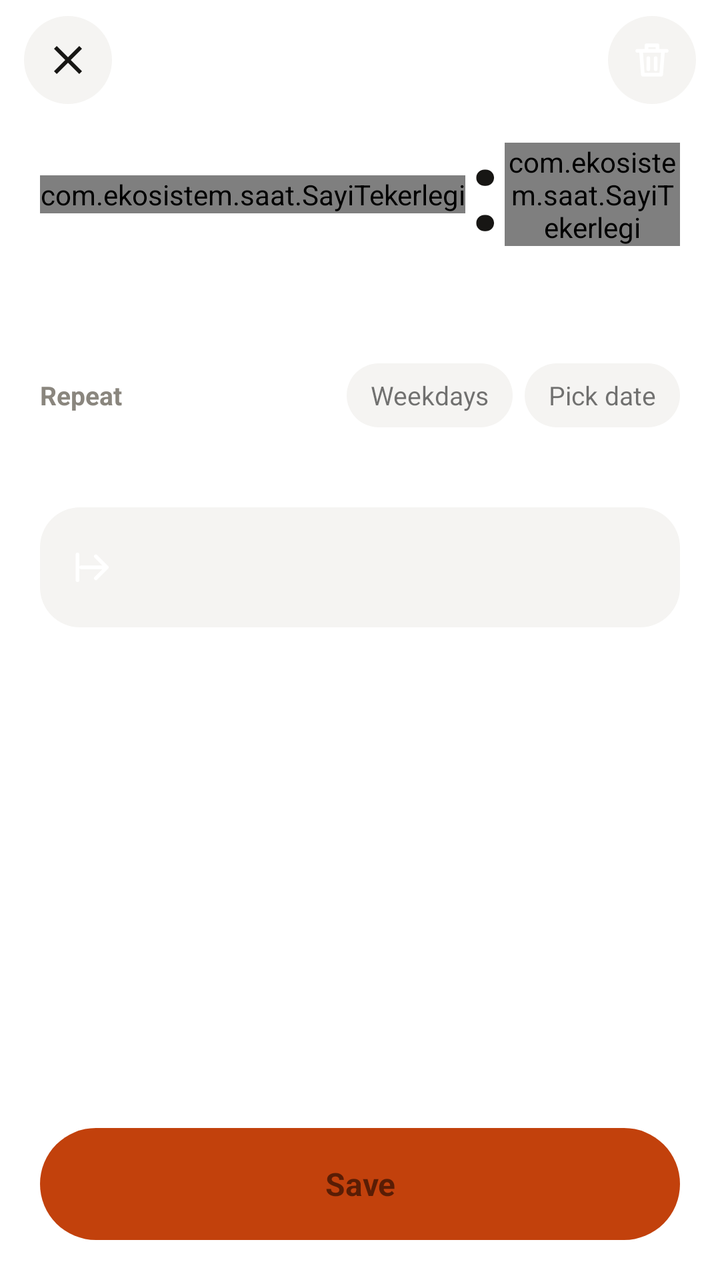
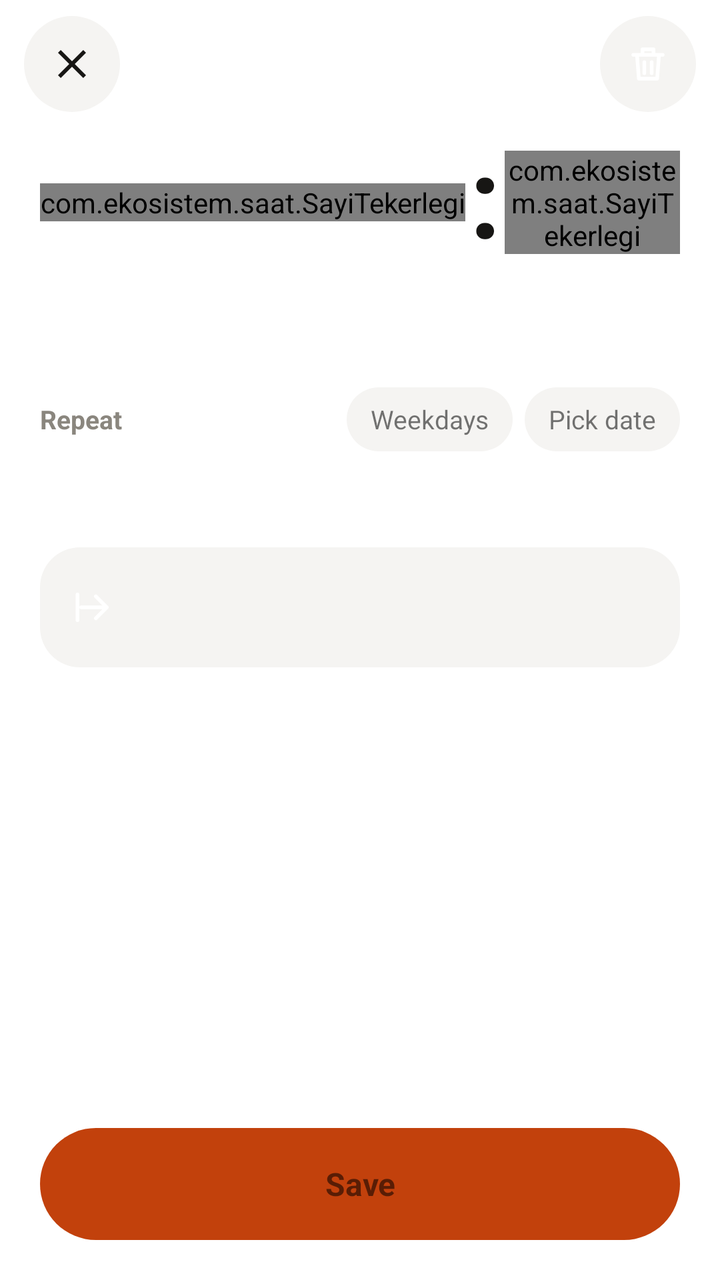

An Android layout rendered at two revisions. The XML below is the earlier revision; the diff shows what the commit changed to produce the second picture.
<!-- AndroidManifest.xml: application theme Theme.Saat -->
<!-- res/layout/activity_duzenle.xml -->
<?xml version="1.0" encoding="utf-8"?>
<FrameLayout xmlns:android="http://schemas.android.com/apk/res/android"
    xmlns:app="http://schemas.android.com/apk/res-auto"
    android:layout_width="match_parent"
    android:layout_height="match_parent"
    android:background="@color/zemin"
    android:fitsSystemWindows="true">

    <LinearLayout
        android:layout_width="match_parent"
        android:layout_height="match_parent"
        android:orientation="vertical">

        <LinearLayout
            android:layout_width="match_parent"
            android:layout_height="wrap_content"
            android:gravity="center_vertical"
            android:orientation="horizontal"
            android:paddingLeft="12dp"
            android:paddingTop="8dp"
            android:paddingRight="12dp">

            <ImageButton
                android:id="@+id/btnVazgec"
                android:layout_width="44dp"
                android:layout_height="44dp"
                android:background="@drawable/bg_daire"
                android:backgroundTint="@color/kart"
                android:contentDescription="@string/vazgec"
                android:src="@drawable/ic_kapat"
                app:tint="@color/metin" />

            <TextView
                android:id="@+id/duzenleBaslik"
                android:layout_width="0dp"
                android:layout_height="wrap_content"
                android:layout_weight="1"
                android:gravity="center"
                android:textColor="@color/metin"
                android:textSize="17sp"
                android:textStyle="bold" />

            <ImageButton
                android:id="@+id/btnSil"
                android:layout_width="44dp"
                android:layout_height="44dp"
                android:background="@drawable/bg_daire"
                android:backgroundTint="@color/kart"
                android:contentDescription="@string/sil"
                android:src="@drawable/ic_sil"
                app:tint="@color/tehlike" />
        </LinearLayout>

        <ScrollView
            android:layout_width="match_parent"
            android:layout_height="0dp"
            android:layout_weight="1"
            android:clipToPadding="false"
            android:paddingBottom="96dp">

            <LinearLayout
                android:layout_width="match_parent"
                android:layout_height="wrap_content"
                android:orientation="vertical"
                android:paddingLeft="20dp"
                android:paddingRight="20dp">

                <LinearLayout
                    android:layout_width="match_parent"
                    android:layout_height="wrap_content"
                    android:layout_marginTop="4dp"
                    android:gravity="center"
                    android:orientation="horizontal">

                    <com.ekosistem.saat.SayiTekerlegi
                        android:id="@+id/tekSaat"
                        android:layout_width="wrap_content"
                        android:layout_height="wrap_content" />

                    <TextView
                        android:layout_width="wrap_content"
                        android:layout_height="wrap_content"
                        android:layout_marginLeft="2dp"
                        android:layout_marginRight="2dp"
                        android:importantForAccessibility="no"
                        android:paddingBottom="8dp"
                        android:text=":"
                        android:textColor="@color/metin"
                        android:textSize="56sp"
                        android:textStyle="bold" />

                    <com.ekosistem.saat.SayiTekerlegi
                        android:id="@+id/tekDakika"
                        android:layout_width="wrap_content"
                        android:layout_height="wrap_content" />

                    
                    <com.ekosistem.saat.SayiTekerlegi
                        android:id="@+id/tekOgle"
                        android:layout_width="wrap_content"
                        android:layout_height="wrap_content"
                        android:layout_marginLeft="8dp"
                        android:visibility="gone" />
                </LinearLayout>

                <TextView
                    android:id="@+id/duzenleKalan"
                    android:layout_width="match_parent"
                    android:layout_height="wrap_content"
                    android:layout_marginTop="4dp"
                    android:gravity="center"
                    android:textColor="@color/metin_ikincil"
                    android:textSize="14sp" />

                <LinearLayout
                    android:layout_width="match_parent"
                    android:layout_height="wrap_content"
                    android:layout_marginTop="20dp"
                    android:gravity="center_vertical"
                    android:orientation="horizontal">

                    <TextView
                        android:layout_width="0dp"
                        android:layout_height="wrap_content"
                        android:layout_weight="1"
                        android:text="@string/tekrar"
                        android:textColor="@color/metin_ikincil"
                        android:textSize="13sp"
                        android:textStyle="bold" />

                    <TextView
                        android:id="@+id/cipHaftaIci"
                        android:layout_width="wrap_content"
                        android:layout_height="32dp"
                        android:background="@drawable/bg_chip"
                        android:gravity="center"
                        android:paddingLeft="12dp"
                        android:paddingRight="12dp"
                        android:text="@string/hafta_ici"
                        android:textSize="13sp" />

                    <TextView
                        android:id="@+id/cipTarih"
                        android:layout_width="wrap_content"
                        android:layout_height="32dp"
                        android:layout_marginLeft="6dp"
                        android:background="@drawable/bg_chip"
                        android:drawablePadding="6dp"
                        android:gravity="center"
                        android:paddingLeft="12dp"
                        android:paddingRight="12dp"
                        android:text="@string/tarih_sec"
                        android:textSize="13sp" />
                </LinearLayout>

                <LinearLayout
                    android:id="@+id/gunDugmeleri"
                    android:layout_width="match_parent"
                    android:layout_height="wrap_content"
                    android:layout_marginTop="10dp"
                    android:orientation="horizontal" />

                <LinearLayout
                    android:id="@+id/ayarKutusu"
                    style="@style/AyarKutusu"
                    android:layout_marginTop="16dp" />

                <LinearLayout
                    android:id="@+id/atlaKutusu"
                    android:layout_width="match_parent"
                    android:layout_height="wrap_content"
                    android:layout_marginTop="14dp"
                    android:background="@drawable/bg_kart"
                    android:gravity="center_vertical"
                    android:minHeight="56dp"
                    android:orientation="horizontal"
                    android:paddingLeft="16dp"
                    android:paddingTop="10dp"
                    android:paddingRight="16dp"
                    android:paddingBottom="10dp">

                    <ImageView
                        android:id="@+id/atlaIkon"
                        android:layout_width="22dp"
                        android:layout_height="22dp"
                        android:importantForAccessibility="no"
                        android:src="@drawable/ic_atla" />

                    <LinearLayout
                        android:layout_width="0dp"
                        android:layout_height="wrap_content"
                        android:layout_marginLeft="12dp"
                        android:layout_weight="1"
                        android:orientation="vertical">

                        <TextView
                            android:id="@+id/atlaBaslik"
                            android:layout_width="wrap_content"
                            android:layout_height="wrap_content"
                            android:textColor="@color/metin"
                            android:textSize="15sp" />

                        <TextView
                            android:id="@+id/atlaAciklama"
                            android:layout_width="wrap_content"
                            android:layout_height="wrap_content"
                            android:layout_marginTop="2dp"
                            android:textColor="@color/metin_ikincil"
                            android:textSize="13sp" />
                    </LinearLayout>
                </LinearLayout>
            </LinearLayout>
        </ScrollView>
    </LinearLayout>

    <View
        android:layout_width="match_parent"
        android:layout_height="104dp"
        android:layout_gravity="bottom"
        android:background="@drawable/bg_alt_sis"
        android:importantForAccessibility="no" />

    <TextView
        android:id="@+id/btnKaydet"
        android:layout_width="match_parent"
        android:layout_height="56dp"
        android:layout_gravity="bottom"
        android:layout_marginLeft="20dp"
        android:layout_marginRight="20dp"
        android:layout_marginBottom="20dp"
        android:background="@drawable/bg_pill_buton"
        android:gravity="center"
        android:text="@string/kaydet"
        android:textSize="16sp"
        android:textStyle="bold" />
</FrameLayout>
<!-- resources referenced by this layout -->
<resources>
  <color name="kart">#F5F4F2</color>
  <color name="metin">#171614</color>
  <color name="metin_ikincil">#8A867E</color>
  <color name="tehlike">#A32D2D</color>
  <color name="zemin">#FFFFFF</color>
  <!-- drawable bg_alt_sis (drawable) -->
  <?xml version="1.0" encoding="utf-8"?>
  <layer-list xmlns:android="http://schemas.android.com/apk/res/android">
      <item android:top="40dp">
          <shape android:shape="rectangle">
              <solid android:color="@color/zemin" />
          </shape>
      </item>
      <item android:bottom="64dp">
          <shape android:shape="rectangle">
              <gradient
                  android:angle="90"
                  android:endColor="@color/zemin_saydam"
                  android:startColor="@color/zemin" />
          </shape>
      </item>
  </layer-list>
  <!-- drawable bg_chip (drawable) -->
  <?xml version="1.0" encoding="utf-8"?>
  <shape xmlns:android="http://schemas.android.com/apk/res/android" android:shape="rectangle">
      <solid android:color="@color/kart" />
      <corners android:radius="18dp" />
  </shape>
  <!-- drawable bg_daire (drawable) -->
  <?xml version="1.0" encoding="utf-8"?>
  <shape xmlns:android="http://schemas.android.com/apk/res/android" android:shape="oval">
      <solid android:color="#FFFFFF" />
  </shape>
  <!-- drawable bg_kart (drawable) -->
  <?xml version="1.0" encoding="utf-8"?>
  <shape xmlns:android="http://schemas.android.com/apk/res/android" android:shape="rectangle">
      <solid android:color="@color/kart" />
      <corners android:radius="20dp" />
  </shape>
  <!-- drawable bg_pill_buton (drawable) -->
  <?xml version="1.0" encoding="utf-8"?>
  <shape xmlns:android="http://schemas.android.com/apk/res/android" android:shape="rectangle">
      <solid android:color="@color/vurgu" />
      <corners android:radius="28dp" />
  </shape>
  <!-- drawable ic_atla (drawable) -->
  <?xml version="1.0" encoding="utf-8"?>
  <vector xmlns:android="http://schemas.android.com/apk/res/android"
      android:width="22dp" android:height="22dp"
      android:viewportWidth="24" android:viewportHeight="24">
      <path android:strokeColor="#FFFFFFFF" android:strokeWidth="2" android:strokeLineCap="round"
          android:strokeLineJoin="round"
          android:pathData="M5,12h12M13,6l6,6 -6,6M3,5v14" />
  </vector>
  <!-- drawable ic_kapat (drawable) -->
  <?xml version="1.0" encoding="utf-8"?>
  <vector xmlns:android="http://schemas.android.com/apk/res/android"
      android:width="24dp" android:height="24dp"
      android:viewportWidth="24" android:viewportHeight="24"
      android:tint="@color/metin">
      <path android:fillColor="#FF000000"
          android:pathData="M19,6.41L17.59,5 12,10.59 6.41,5 5,6.41 10.59,12 5,17.59 6.41,19 12,13.41 17.59,19 19,17.59 13.41,12z"/>
  </vector>
  <!-- drawable ic_sil (drawable) -->
  <?xml version="1.0" encoding="utf-8"?>
  <vector xmlns:android="http://schemas.android.com/apk/res/android"
      android:width="22dp" android:height="22dp"
      android:viewportWidth="24" android:viewportHeight="24">
      <path android:strokeColor="#FFFFFFFF" android:strokeWidth="2" android:strokeLineCap="round"
          android:strokeLineJoin="round"
          android:pathData="M4,7h16M10,11v6M14,11v6M6,7l1,13h10l1,-13M9,7V4h6v3" />
  </vector>
  <string name="hafta_ici">Weekdays</string>
  <string name="kaydet">Save</string>
  <string name="sil">Delete</string>
  <string name="tarih_sec">Pick date</string>
  <string name="tekrar">Repeat</string>
  <string name="vazgec">Cancel</string>
  <style name="AyarKutusu">
          <item name="android:layout_width">match_parent</item>
          <item name="android:layout_height">wrap_content</item>
          <item name="android:background">@drawable/bg_kart</item>
          <item name="android:orientation">vertical</item>
      </style>
  <style name="Theme.Saat" parent="Theme.Ekosistem" />
  <color name="zemin_saydam">#00FFFFFF</color>
  <color name="vurgu">#C2410C</color>
  <!-- unchanged entries left out for length: 1 -->
</resources>

<!-- the commit's change to res/layout/activity_duzenle.xml (unified diff, before → after) -->
@@ -22,8 +22,8 @@
 
             <ImageButton
                 android:id="@+id/btnVazgec"
-                android:layout_width="44dp"
-                android:layout_height="44dp"
+                android:layout_width="48dp"
+                android:layout_height="48dp"
                 android:background="@drawable/bg_daire"
                 android:backgroundTint="@color/kart"
                 android:contentDescription="@string/vazgec"
@@ -42,8 +42,8 @@
 
             <ImageButton
                 android:id="@+id/btnSil"
-                android:layout_width="44dp"
-                android:layout_height="44dp"
+                android:layout_width="48dp"
+                android:layout_height="48dp"
                 android:background="@drawable/bg_daire"
                 android:backgroundTint="@color/kart"
                 android:contentDescription="@string/sil"
@@ -131,8 +131,8 @@
                     <TextView
                         android:id="@+id/cipHaftaIci"
                         android:layout_width="wrap_content"
-                        android:layout_height="32dp"
-                        android:background="@drawable/bg_chip"
+                        android:layout_height="48dp"
+                        android:background="@drawable/bg_chip_hedef"
                         android:gravity="center"
                         android:paddingLeft="12dp"
                         android:paddingRight="12dp"
@@ -142,9 +142,9 @@
                     <TextView
                         android:id="@+id/cipTarih"
                         android:layout_width="wrap_content"
-                        android:layout_height="32dp"
+                        android:layout_height="48dp"
                         android:layout_marginLeft="6dp"
-                        android:background="@drawable/bg_chip"
+                        android:background="@drawable/bg_chip_hedef"
                         android:drawablePadding="6dp"
                         android:gravity="center"
                         android:paddingLeft="12dp"
<!-- resource entries referenced after the edit -->
@@ -22,12 +22,15 @@
           </shape>
       </item>
   </layer-list>
-  <!-- drawable bg_chip (drawable) -->
+  <!-- drawable bg_chip_hedef (drawable) -->
   <?xml version="1.0" encoding="utf-8"?>
-  <shape xmlns:android="http://schemas.android.com/apk/res/android" android:shape="rectangle">
-      <solid android:color="@color/kart" />
-      <corners android:radius="18dp" />
-  </shape>
+  <inset xmlns:android="http://schemas.android.com/apk/res/android"
+      android:insetTop="8dp" android:insetBottom="8dp">
+      <shape android:shape="rectangle">
+          <solid android:color="@color/kart" />
+          <corners android:radius="16dp" />
+      </shape>
+  </inset>
   <!-- drawable bg_daire (drawable) -->
   <?xml version="1.0" encoding="utf-8"?>
   <shape xmlns:android="http://schemas.android.com/apk/res/android" android:shape="oval">
